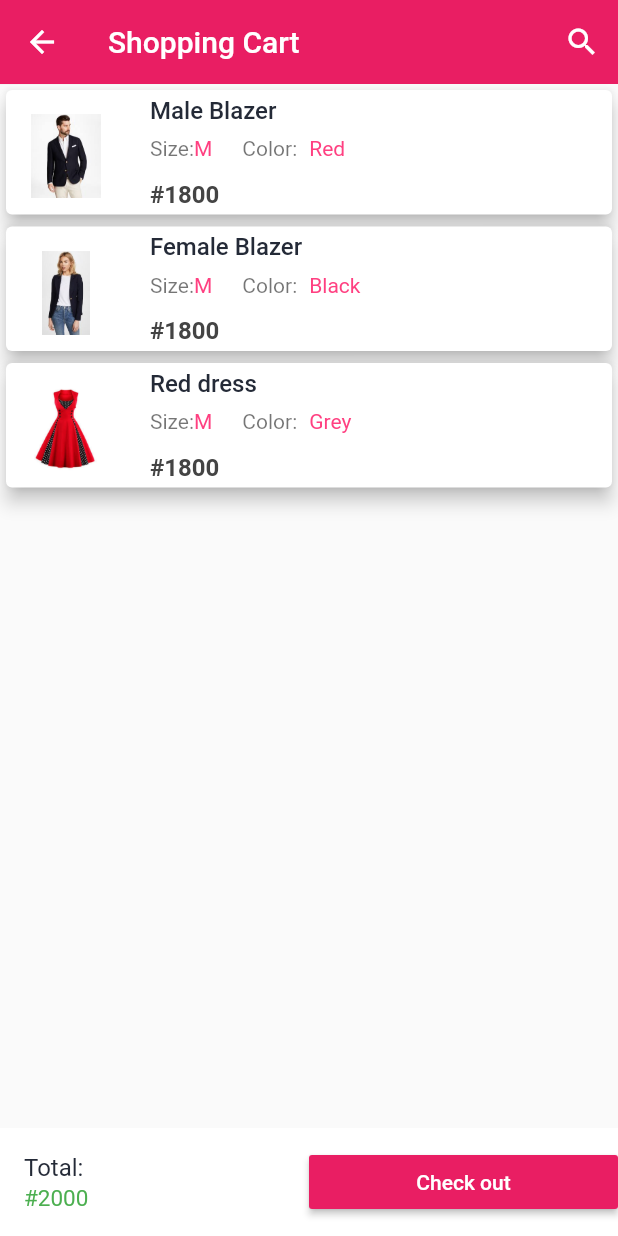
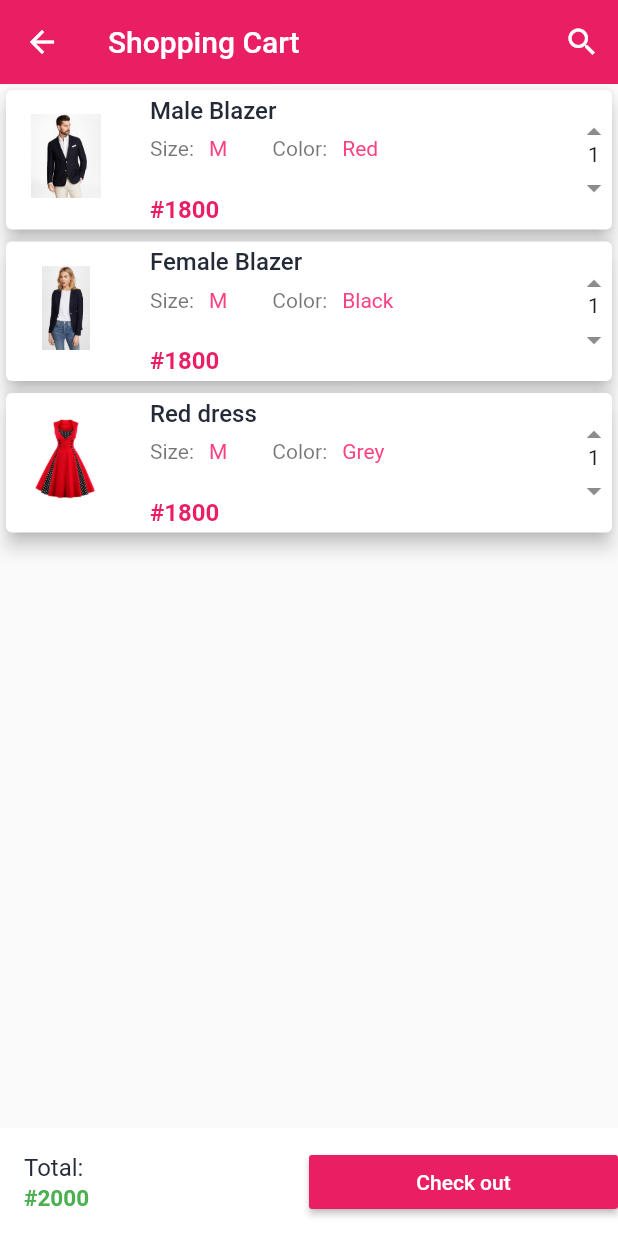
Before and after one commit to Samson-dirisu/FashStore, a Flutter app: the screen it shows after launch, scrolled down 576 dp, after a tap on the "shopping cart" icon, on a phone screen of 412 x 824 dp. Run offline on Flutter 3.47's test engine with Material 2 defaults, Android fonts, the phone set to English and light mode, and no system bars; our stand-ins replace carousel_pro.

```diff
--- a/lib/components/cart_products.dart
+++ b/lib/components/cart_products.dart
@@ -72,22 +72,26 @@ class SingleCartProduct extends StatelessWidget {
   Widget build(BuildContext context) {
     return Card(
       elevation: 5,
+
+      // STARTING OF LISTILE
       child: ListTile(
-        contentPadding: EdgeInsets.only(left: 0),
+        contentPadding: EdgeInsets.only(left: 0, top: 0),
         // LEADING
         leading: Image.asset(cartProductPicture, width: 80.0, height: 80),
         //TITLE
-        title: Text(cartProductName, style: TextStyle(
-          color: headingColor,
-          fontWeight: FontWeight.w500
-        ),),
+        title: Text(
+          cartProductName,
+          style: TextStyle(color: headingColor, fontWeight: FontWeight.w500),
+        ),
         // STARTING OF COLUMN
         subtitle: Column(
           children: [
             Row(
               children: [
-      //   ====== THIS SECTION IS FOR THE SIZE OF THE PRODUCT =======
+
+  //  ====== THIS SECTION IS FOR THE SIZE OF THE PRODUCT =======
                 Text("Size:"),
+                SizedBox(width: 10),
                 Text(
                   cartProductSize,
                   style: TextStyle(
@@ -96,7 +100,7 @@ class SingleCartProduct extends StatelessWidget {
                 ),
 //    ======= THIS SECTION IS FOR THE COLOR OF THE PRODUCT ======
                 Padding(
-                  padding: EdgeInsets.fromLTRB(20.0, 8.0, 8.0, 8.0),
+                  padding: EdgeInsets.fromLTRB(30.0, 8.0, 10.0, 8.0),
                   child: Text("Color:"),
                 ),
                 Padding(
@@ -110,21 +114,45 @@ class SingleCartProduct extends StatelessWidget {
                 ),
               ],
             ),
-            SizedBox(height: 5.0),
-    //  =======  THIS SECTION IS FOR THE PRODUCT PRICE ======
+            // sizedbox
+            SizedBox(height: 15.0),
+
+  //  =======  THIS SECTION IS FOR THE PRODUCT PRICE ======
             Container(
               alignment: Alignment.topLeft,
               child: Text(
                 "#$cartProductPrice",
                 style: TextStyle(
                   fontSize: 16.0,
-                  color: primaryColor,
+                  color: Colors.pink,
                   fontWeight: FontWeight.bold,
                 ),
               ),
             )
           ],
         ),
+
+//    ========= THIS SECTION IS FOR THE QUANTITY OF THE PRODUCT =======
+        trailing: Column(
+          children: [
+            Expanded(
+              child: InkWell(
+                child: Icon(Icons.arrow_drop_up),
+                onTap: () {},
+              ),
+            ),
+            Expanded(child: Padding(
+              padding: const EdgeInsets.all(0.0),
+              child: Text("$cartProductQuantity"),
+            )),
+            Expanded(
+              child: InkWell(
+                child: Icon(Icons.arrow_drop_down),
+                onTap: (){},
+              ),
+            ),
+          ],
+        ),
       ),
     );
   }
--- a/lib/components/horizontal_listview.dart
+++ b/lib/components/horizontal_listview.dart
@@ -5,7 +5,7 @@ class HorizontalList extends StatelessWidget {
   @override
   Widget build(BuildContext context) {
     return Container(
-      height: 100,
+      height: 70,
       child: ListView(
         scrollDirection: Axis.horizontal,
         children: [
@@ -59,7 +59,7 @@ class Category extends StatelessWidget {
         child: Container(
           width: 100.0,
           child: ListTile(
-            title: Image.asset(imageLocation),
+            title: Image.asset(imageLocation, width: 40, height: 40,),
             subtitle: Container(
               alignment: Alignment.topCenter,
               child: Padding(
--- a/lib/components/products.dart
+++ b/lib/components/products.dart
@@ -79,11 +79,14 @@ class _ProductsState extends State<Products> {
       gridDelegate: SliverGridDelegateWithFixedCrossAxisCount(
           crossAxisCount: 2, crossAxisSpacing: 1),
       itemBuilder: (BuildContext context, int index) {
-        return SingleProd(
-          productName: productList[index]['name'],
-          productOldPrice: productList[index]['old price'],
-          productPicture: productList[index]['picture'],
-          productPrice: productList[index]['price'],
+        return Padding(
+          padding: const EdgeInsets.all(4.0),
+          child: SingleProd(
+            productName: productList[index]['name'],
+            productOldPrice: productList[index]['old price'],
+            productPicture: productList[index]['picture'],
+            productPrice: productList[index]['price'],
+          ),
         );
       },
     );
@@ -91,10 +94,10 @@ class _ProductsState extends State<Products> {
 }
 
 class SingleProd extends StatelessWidget {
-  final productName;
-  final productPicture;
-  final productOldPrice;
-  final productPrice;
+  final String productName;
+  final String productPicture;
+  final int  productOldPrice;
+  final int  productPrice;
 
   // CONSTRUCTOR
   SingleProd(
@@ -146,7 +149,7 @@ class SingleProd extends StatelessWidget {
                       ),
                     ),
                     title: Text(
-                      "\#$productPrice",
+                     productPrice.toString(),
                       style: TextStyle(
                           color: Colors.red, fontWeight: FontWeight.w800),
                     ),
--- a/lib/screens/cart_page.dart
+++ b/lib/screens/cart_page.dart
@@ -38,13 +38,17 @@ class _CartPageState extends State<CartPage> {
             // TOTAL
             Expanded(
               child: ListTile(
-                title: Text("Total: ", style: TextStyle(
-                  color: headingColor
-                ),),
-                subtitle: Text("#2000", style: TextStyle(
-                  color: Colors.green,
-                  fontSize: 15
-                ),),
+                title: Text(
+                  "Total: ",
+                  style: TextStyle(color: headingColor),
+                ),
+                subtitle: Text(
+                  "#2000",
+                  style: TextStyle(
+                      color: Colors.green,
+                      fontSize: 15,
+                      fontWeight: FontWeight.bold),
+                ),
               ),
             ),
 
--- a/lib/screens/home_page.dart
+++ b/lib/screens/home_page.dart
@@ -174,8 +174,10 @@ class _HomePageState extends State<HomePage> {
       ),
 
       // BODY OF SCAFFOLD
-      body: ListView(
+      body: Column(
+        crossAxisAlignment: CrossAxisAlignment.start,
         children: [
+          Text("My name is TH"),
           // IMAGE CAROUSEL BEGINS HERE
           imageCarousel,
 
@@ -194,7 +196,7 @@ class _HomePageState extends State<HomePage> {
 
           // STARTING OF PADDING WIDGET
           Padding(
-            padding: EdgeInsets.all(20.0),
+            padding: EdgeInsets.only(top : 20.0, bottom: 10, left: 8.0),
             child: Text(
               "Recent Products",
               style:
@@ -203,7 +205,7 @@ class _HomePageState extends State<HomePage> {
           ),
 
           // GRID VIEW BEGINS HERE
-          Container(height: 320.0, child: Products()),
+          Flexible( child: Products()),
         ],
       ),
     );
--- a/lib/screens/product_details.dart
+++ b/lib/screens/product_details.dart
@@ -5,8 +5,8 @@ import 'package:flutter/material.dart';
 
 class ProductDetails extends StatefulWidget {
   final String productDetailName;
-  final String productDetailNewPrice;
-  final String productDetailOldPrice;
+  final int productDetailNewPrice;
+  final int productDetailOldPrice;
   final String productDetailPicture;
 
   // CONSTRUCTOR
```
Also changed, not shown: 3 other files.
